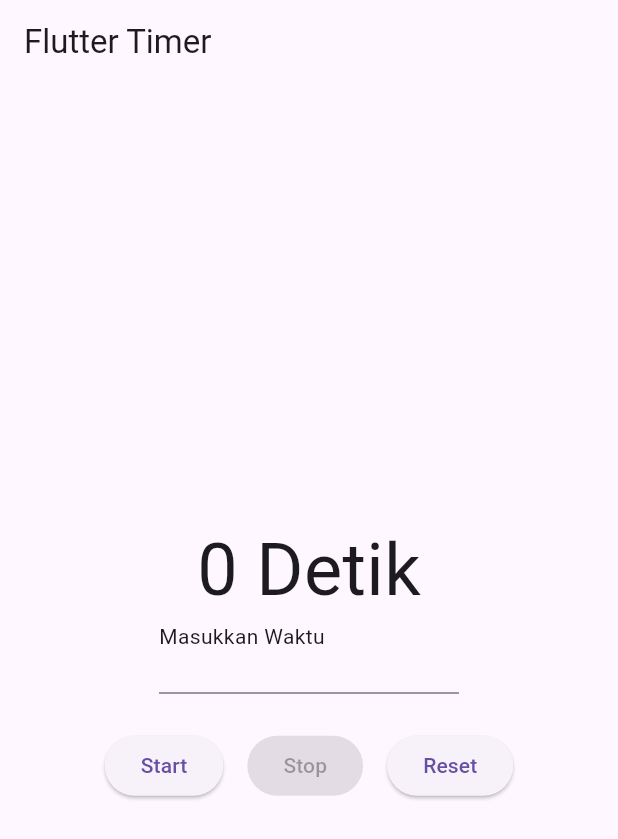
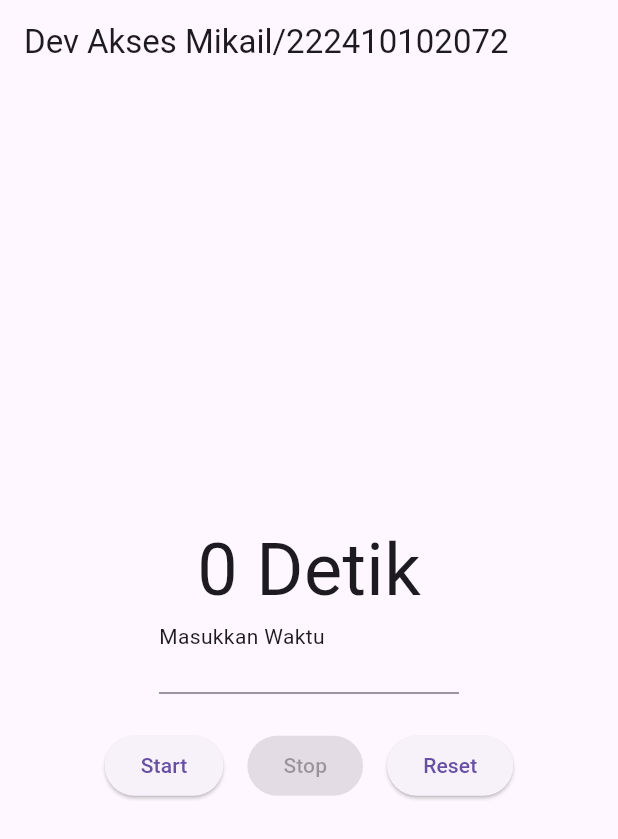
Before and after one commit to DevAkses/flutter_timer_222410102072_Dev-Akses-Mikail, a Flutter app: the screen it shows after launch, on a phone screen of 412 x 824 dp. Shown: the top 839 px of the screen. Run offline on Flutter 3.47's test engine with Material 3 defaults, Android fonts, the phone set to English and light mode, and no system bars.

Commit message:
Update main.dart

```diff
--- a/flutter_timer_222410102072_dev_akses_mikail/lib/main.dart
+++ b/flutter_timer_222410102072_dev_akses_mikail/lib/main.dart
@@ -9,7 +9,7 @@ class MyApp extends StatelessWidget {
   @override
   Widget build(BuildContext context) {
     return MaterialApp(
-      title: 'Flutter Timer',
+      title: 'Dev Akses Mikail/222410102072',
       theme: ThemeData(
         primarySwatch: Colors.blue,
       ),
@@ -96,7 +96,7 @@ class _TimerPageState extends State<TimerPage> {
   Widget build(BuildContext context) {
     return Scaffold(
       appBar: AppBar(
-        title: Text('Flutter Timer'),
+        title: Text('Dev Akses Mikail/222410102072'),
       ),
       body: Center(
         child: Column(
```
